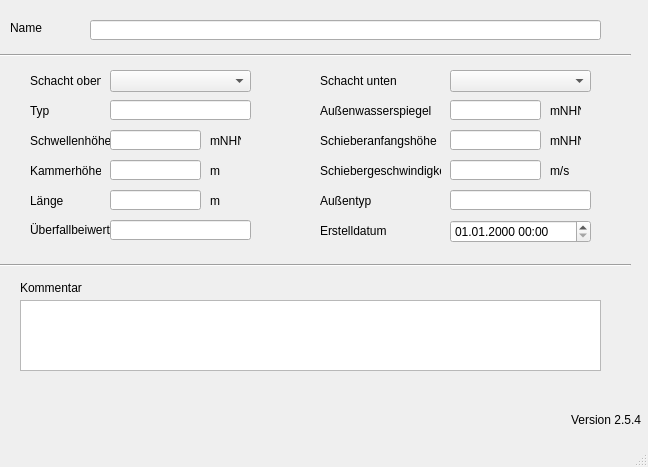
Old version of the form qkan/forms/qkan_wehre.ui in the repository hoettges/QKan.
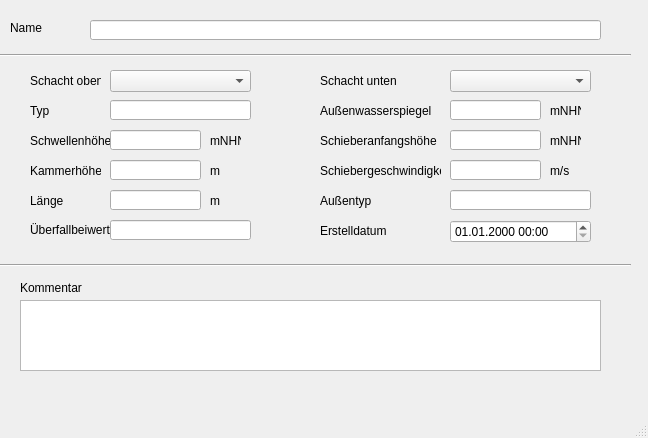
New version of the form. Custom widgets are drawn as their Qt base class.

Patch:
```diff
--- a/qkan/forms/qkan_wehre.ui
+++ b/qkan/forms/qkan_wehre.ui
@@ -7,7 +7,7 @@
     <x>0</x>
     <y>0</y>
     <width>648</width>
-    <height>467</height>
+    <height>438</height>
    </rect>
   </property>
   <property name="windowTitle">
@@ -352,25 +352,6 @@
      </rect>
     </property>
    </widget>
-   <widget class="QLabel" name="lb_version">
-    <property name="geometry">
-     <rect>
-      <x>570</x>
-      <y>410</y>
-      <width>71</width>
-      <height>20</height>
-     </rect>
-    </property>
-    <property name="toolTip">
-     <string>Version QKan Import</string>
-    </property>
-    <property name="text">
-     <string>Version 2.5.4</string>
-    </property>
-    <property name="alignment">
-     <set>Qt::AlignRight|Qt::AlignTrailing|Qt::AlignVCenter</set>
-    </property>
-   </widget>
    <widget class="QgsDateTimeEdit" name="createdat">
     <property name="geometry">
      <rect>
```
